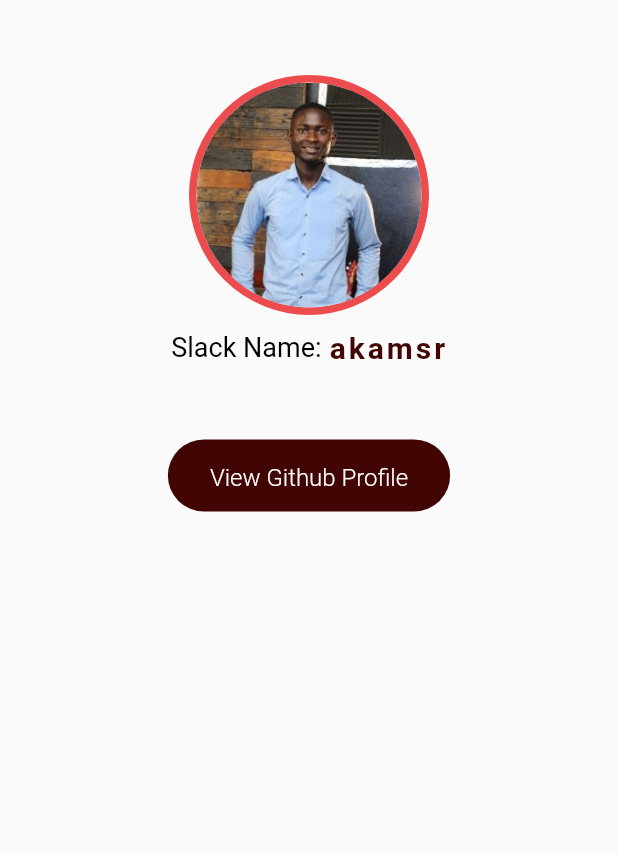
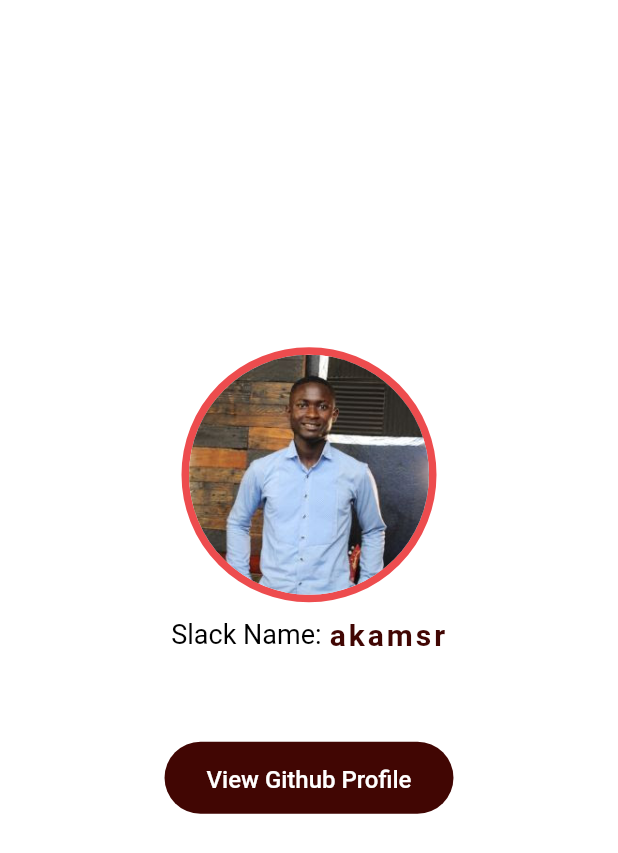
Before and after one commit to eraloop/hng, a Flutter app: the screen it shows after launch, on a phone screen of 412 x 824 dp. Shown: the top 853 px of the screen. Run offline on Flutter 3.47's test engine with Material 2 defaults, Android fonts, the phone set to English and light mode, and no system bars.

Commit message:
made some few modifications

```diff
--- a/stage_one/lib/home.dart
+++ b/stage_one/lib/home.dart
@@ -1,7 +1,7 @@
 import 'package:flutter/material.dart';
 import 'package:url_launcher/url_launcher.dart';
 class Home extends StatefulWidget {
-  const Home({super.key});
+  // const Home({super.key});
 
   @override
   State<Home> createState() => _HomeState();
@@ -11,22 +11,26 @@ class _HomeState extends State<Home> {
   @override
   Widget build(BuildContext context) {
     return Scaffold(
-      body: SingleChildScrollView(
-        padding: const EdgeInsets.symmetric(vertical: 50),
-        child: Center(
+      body: Container(
+        alignment: Alignment.center,
+        color: Colors.white,
+        height: double.infinity,
+        width: double.infinity,
+        child: SingleChildScrollView(
+          padding: const EdgeInsets.symmetric(vertical: 50),
           child: Column(
             crossAxisAlignment: CrossAxisAlignment.center,
             mainAxisAlignment: MainAxisAlignment.center,
+            // mainAxisSize: MainAxisSize.min,
             children: [
              Container(
-               height: 160, width: 160,
                decoration: BoxDecoration(
                    borderRadius: BorderRadius.circular(100),
                    border: Border.all(color: const Color(0xffed4c4e), width: 5)
                ),
                child: ClipRRect(
                    borderRadius: BorderRadius.circular(100),
-                   child: Image.asset("assets/images/profile.png", fit: BoxFit.cover,)),
+                   child: Image.asset("assets/images/profile.png", height: 160, width: 160, fit: BoxFit.cover,)),
              ),
 
              Padding(
@@ -45,7 +49,7 @@ class _HomeState extends State<Home> {
 
               Container(
                 padding: const EdgeInsets.symmetric(horizontal: 20,),
-                margin: const EdgeInsets.symmetric(vertical: 40),
+                margin: const EdgeInsets.symmetric(vertical: 50),
                 decoration: BoxDecoration(
                   color: const Color(0xff410603),
                   borderRadius: BorderRadius.circular(30),
--- a/stage_one/lib/main.dart
+++ b/stage_one/lib/main.dart
@@ -36,7 +36,7 @@ class _MyAppState extends State<MyApp> {
               // fontFamily: 'Montserrat',
               height: 1.5,
               fontStyle: FontStyle.normal,
-              fontWeight: FontWeight.w300,
+              fontWeight: FontWeight.w500,
               fontSize: 16
           ),
 
--- a/stage_one/lib/spashscreen.dart
+++ b/stage_one/lib/spashscreen.dart
@@ -16,7 +16,7 @@ class _SplashScreenState extends State<SplashScreen> {
     Timer(const Duration(seconds: 3), () {
       Navigator.pushAndRemoveUntil(
         context,
-        MaterialPageRoute(builder: (context) => const Home()),
+        MaterialPageRoute(builder: (context) =>  Home()),
             (route) => false,
       );
     });
```
Also changed, not shown: 2 other files.
